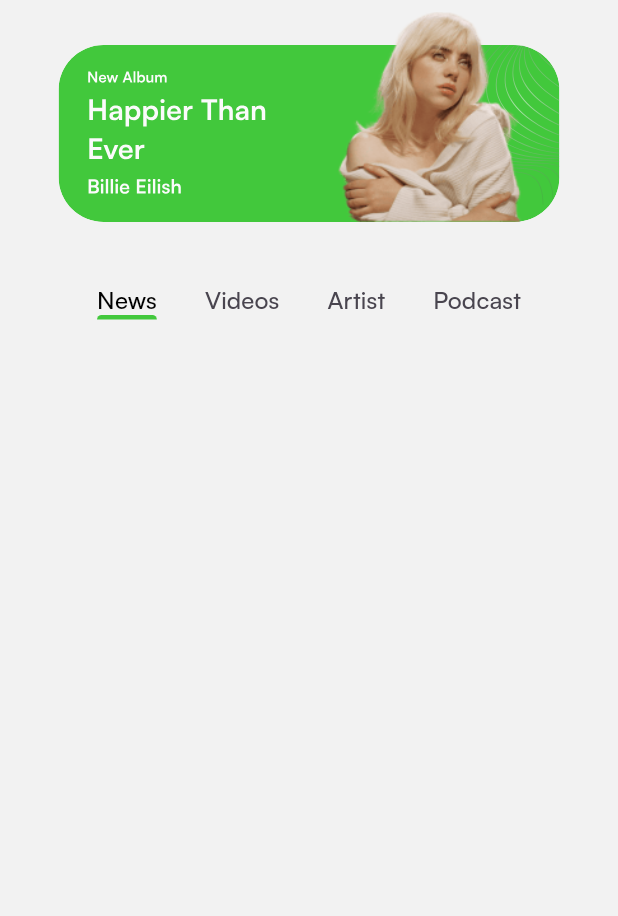
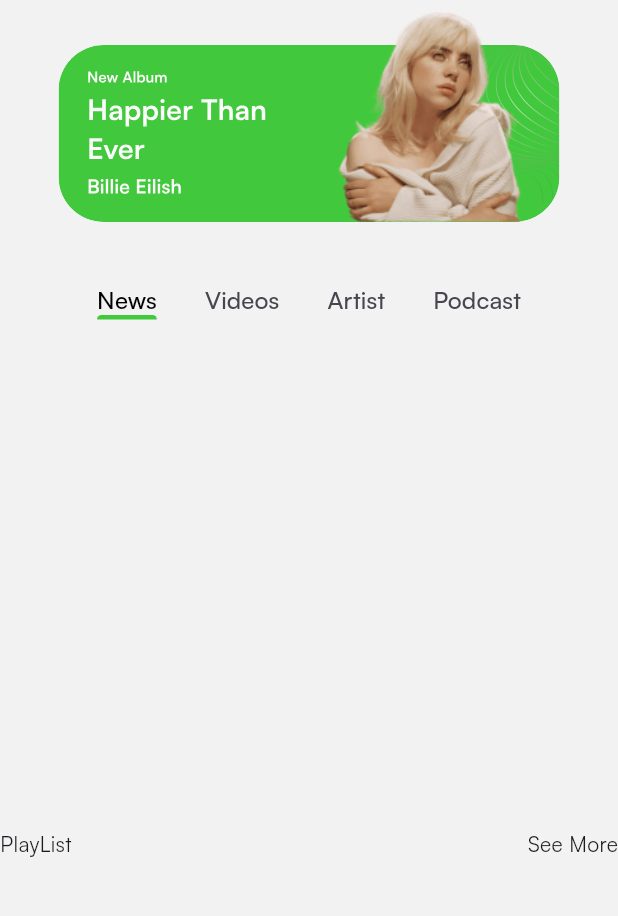
Before and after one commit to JoseAque/SpotifyClone, a Flutter app: the HomePage screen opened directly, on a phone screen of 412 x 824 dp, the part 72-988 px from its top. Run offline on Flutter 3.47's test engine with Material 3 defaults, Android fonts, the phone set to English and light mode, and no system bars; our stand-ins replace cloud_firestore, dartz, firebase_auth, firebase_core, flutter_bloc, flutter_svg and 2 more; accounts and stored records are empty.

Commit message:
feat(playList): implement PlayList feature with BLoC, add PlayListCubit and state management

```diff
--- a/lib/data/reporitory/song/song_repository_impl.dart
+++ b/lib/data/reporitory/song/song_repository_impl.dart
@@ -9,4 +9,9 @@ class SongRepositoryImpl extends SongsRepository {
   Future<Either> getNewsSongs() async {
     return await sl<SongFirebaseService>().getNewsSongs();
   }
+
+  @override
+  Future<Either> getPlayList() async {
+    return await sl<SongFirebaseService>().getPlayList();
+  }
 }
--- a/lib/domain/repository/song/song.dart
+++ b/lib/domain/repository/song/song.dart
@@ -2,4 +2,5 @@ import 'package:dartz/dartz.dart';
 
 abstract class SongsRepository {
   Future<Either> getNewsSongs();
+  Future<Either> getPlayList();
 }
--- /dev/null
+++ b/lib/domain/usecases/song/get_play_list.dart
@@ -0,0 +1,12 @@
+import 'package:dartz/dartz.dart';
+import 'package:spotify/core/usecase/usecase.dart';
+
+import '../../../service_locator.dart';
+import '../../repository/song/song.dart';
+
+class GetPlayListUseCase implements UseCase<Either, dynamic> {
+  @override
+  Future<Either> call({params}) async {
+    return await sl<SongsRepository>().getPlayList();
+  }
+}
--- /dev/null
+++ b/lib/presentation/home/bloc/play_list_state.dart
@@ -0,0 +1,12 @@
+import 'package:spotify/domain/entities/song/song.dart';
+
+abstract class PlayListState {}
+
+class PlayListLoading extends PlayListState {}
+
+class PlayListLoaded extends PlayListState {
+  final List<SongEntity> songs;
+  PlayListLoaded({required this.songs});
+}
+
+class PlayListLoadFailure extends PlayListState {}
--- a/lib/presentation/home/pages/home.dart
+++ b/lib/presentation/home/pages/home.dart
@@ -5,6 +5,7 @@ import 'package:spotify/common/widgets/appbar/app_bar.dart';
 import 'package:spotify/core/configs/assets/app_images.dart';
 import 'package:spotify/core/configs/theme/app_colors.dart';
 import 'package:spotify/presentation/home/widgets/news_songs.dart';
+import 'package:spotify/presentation/home/widgets/play_list.dart';
 import '../../../core/configs/assets/app_vectors.dart';
 
 class HomePage extends StatefulWidget {
@@ -49,6 +50,8 @@ class _HomePageState extends State<HomePage>
                 ],
               ),
             ),
+            const SizedBox(height: 40),
+            const PlayList(),
           ],
         ),
       ),
--- /dev/null
+++ b/lib/presentation/home/widgets/play_list.dart
@@ -0,0 +1,42 @@
+import 'package:flutter/material.dart';
+import 'package:flutter_bloc/flutter_bloc.dart';
+import 'package:spotify/presentation/home/bloc/play_list_cubit.dart';
+
+import '../../../domain/entities/song/song.dart';
+import '../bloc/play_list_state.dart';
+
+class PlayList extends StatelessWidget {
+  const PlayList({super.key});
+
+  @override
+  Widget build(BuildContext context) {
+    return BlocProvider(
+      create: (_) => PlayListCubit()..getPlayList(),
+      child: BlocBuilder<PlayListCubit, PlayListState>(
+        builder: (context, state) {
+          if (state is PlayListLoading) {
+            return Container(
+              alignment: Alignment.center,
+              child: const CircularProgressIndicator(),
+            );
+          }
+          if (state is PlayListLoaded) {
+            return Column(
+              children: [
+                Row(
+                  mainAxisAlignment: MainAxisAlignment.spaceBetween,
+                  children: [Text('PlayList'), Text('See More')],
+                ),
+              ],
+            );
+          }
+          return Container();
+        },
+      ),
+    );
+  }
+
+  Widget _songs(List<SongEntity> songs) {
+    return Container();
+  }
+}
--- a/lib/service_locator.dart
+++ b/lib/service_locator.dart
@@ -8,6 +8,7 @@ import 'package:spotify/domain/repository/song/song.dart';
 import 'package:spotify/domain/usecases/auth/signin.dart';
 import 'package:spotify/domain/usecases/auth/signup.dart';
 import 'package:spotify/domain/usecases/song/get_news_songs.dart';
+import 'package:spotify/domain/usecases/song/get_play_list.dart';
 
 final sl = GetIt.instance;
 
@@ -25,4 +26,6 @@ Future<void> initializeDependencies() async {
   sl.registerSingleton<SigninUseCase>(SigninUseCase());
 
   sl.registerSingleton<GetNewsSongsUseCase>(GetNewsSongsUseCase());
+
+  sl.registerSingleton<GetPlayListUseCase>(GetPlayListUseCase());
 }
```
Also changed, not shown: lib/data/sources/song/song_firebase_service.dart (+24 -0 lines), lib/presentation/home/bloc/play_list_cubit.dart (added, +24 -0 lines), lib/presentation/home/widgets/news_songs.dart (+23 -0 lines).
